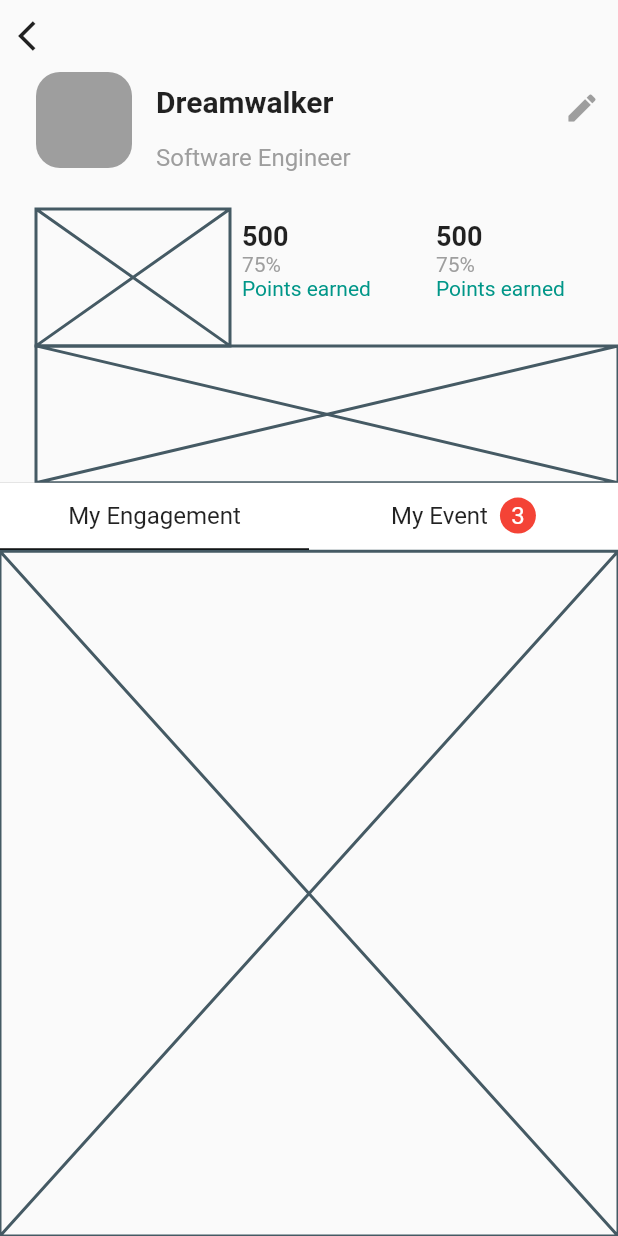
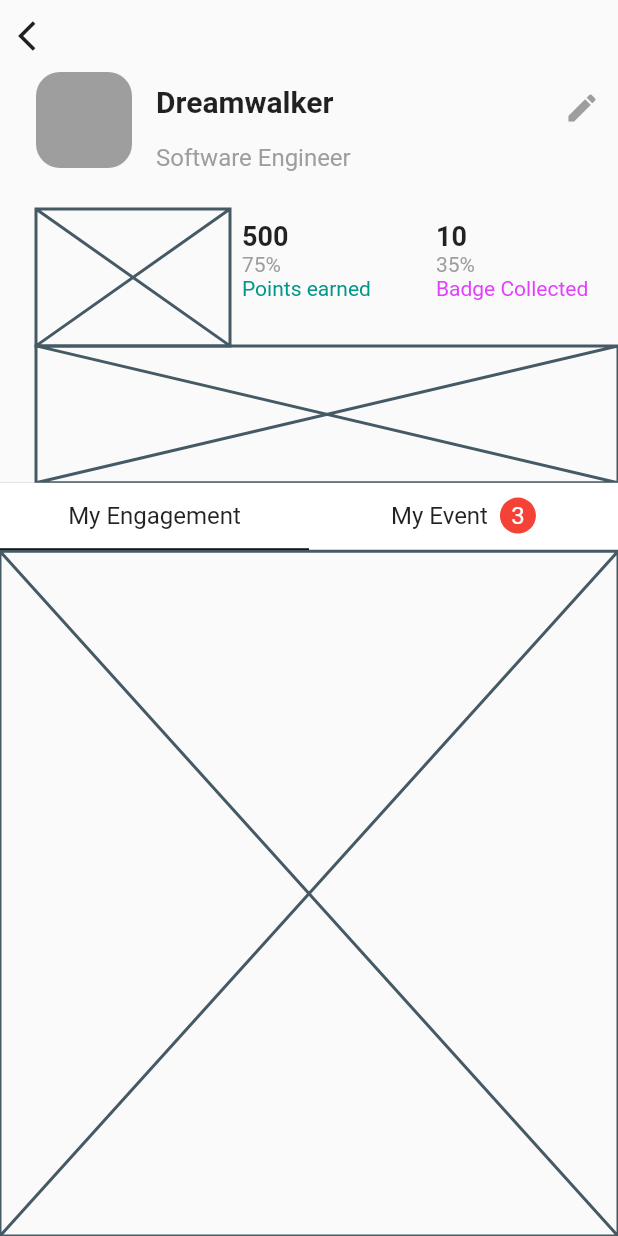
Before and after one commit to JAICHANGPARK/flutter_notebook_11th_story, a Flutter app: the IrysProfilePage screen opened directly, on a phone screen of 412 x 824 dp. Run offline on Flutter 3.47's test engine with Material 2 defaults, Android fonts, the phone set to English and light mode, and no system bars; our stand-ins replace backdrop, badges, flutter_inner_drawer, flutter_slidable, flutter_swiper, google_fonts; network calls fail.

Commit message:
Update irys_profile_page.dart

```diff
--- a/lib/ep727_irys_mobile_app/ui/irys_profile_page.dart
+++ b/lib/ep727_irys_mobile_app/ui/irys_profile_page.dart
@@ -107,22 +107,22 @@ class _IrysProfilePageState extends State<IrysProfilePage> {
                                 crossAxisAlignment: CrossAxisAlignment.start,
                                 children: [
                                   Text(
-                                    "500",
+                                    "10",
                                     style: TextStyle(
                                       fontSize: 18,
                                       fontWeight: FontWeight.bold,
                                     ),
                                   ),
                                   Text(
-                                    "75%",
+                                    "35%",
                                     style: TextStyle(
                                       fontSize: 14,
                                       color: Colors.grey,
                                     ),
                                   ),
                                   Text(
-                                    "Points earned",
-                                    style: TextStyle(fontSize: 14, color: Colors.teal),
+                                    "Badge Collected",
+                                    style: TextStyle(fontSize: 14, color: Colors.purpleAccent),
                                   )
                                 ],
                               ),
```
